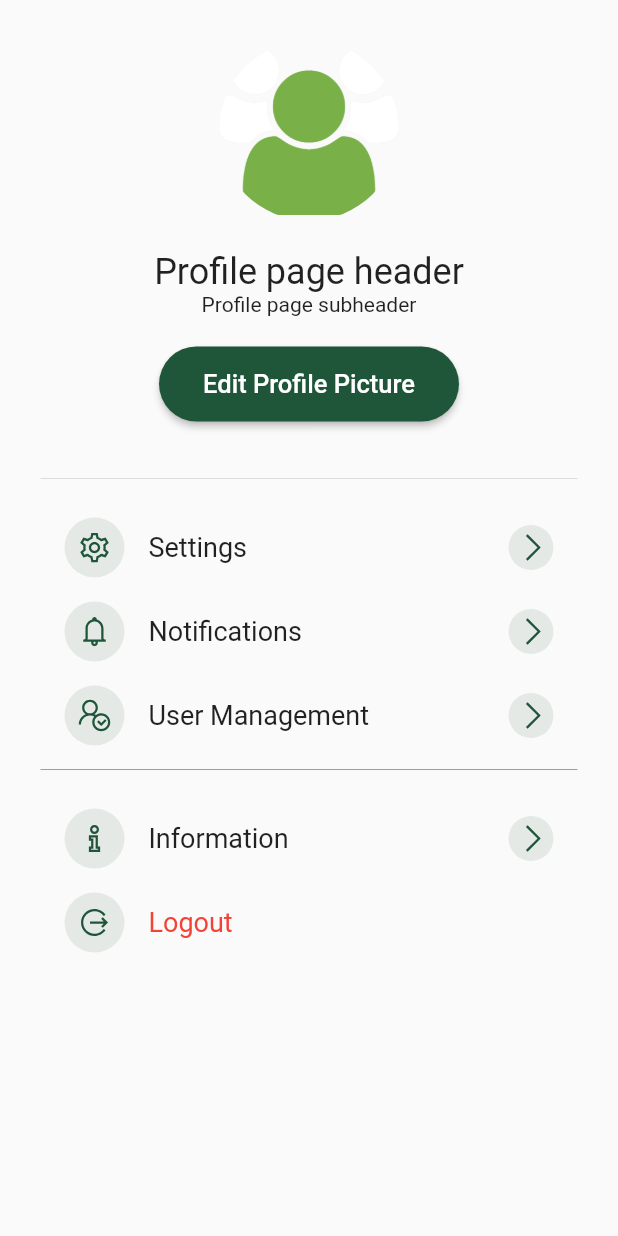
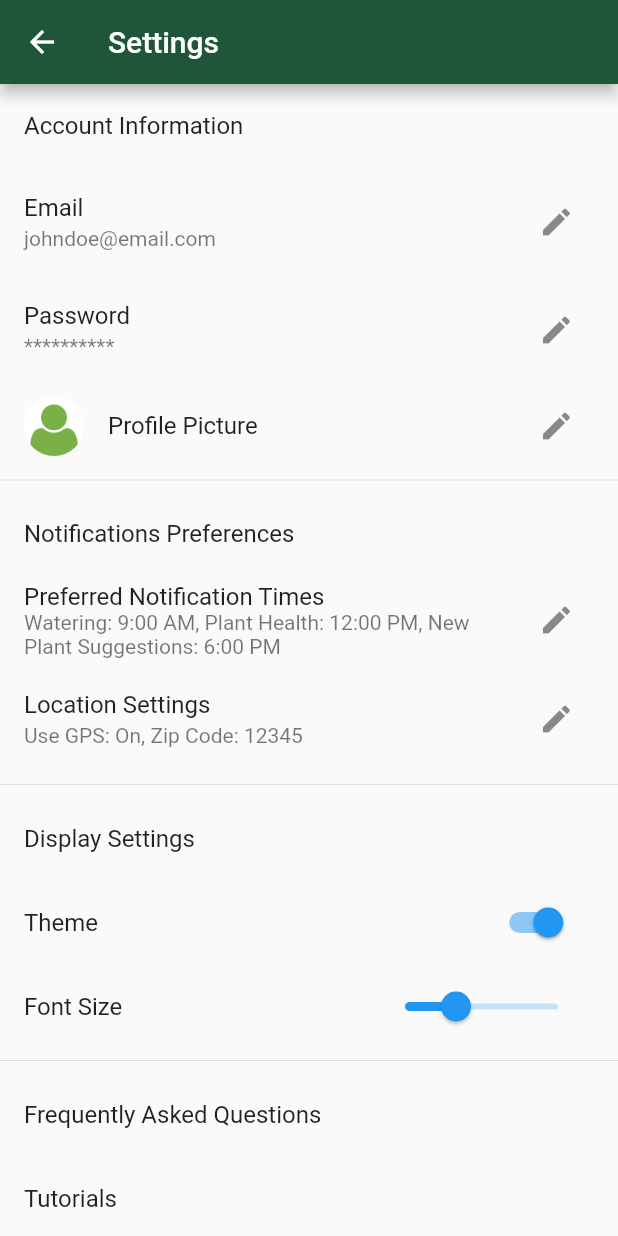
Before and after one commit to Ido-Grossman/Plant-It-App, a Flutter app: the MyProfile screen opened directly, after a tap on "Settings", on a phone screen of 412 x 824 dp. Run offline on Flutter 3.47's test engine with Material 2 defaults, Android fonts, the phone set to English and light mode, and no system bars; our stand-ins replace animated_bottom_navigation_bar, firebase_auth, firebase_core, flutter_signin_button, flutter_spinkit, fluttertoast and 5 more; missing offline and left inert: flutter_exif_rotation, flutter_gifimage; accounts and stored records are empty; network calls fail.

Commit message:
remove user management and notifications screen, add setting screen with all of the above

```diff
--- a/Frontend/lib/menu/profileScreen.dart
+++ b/Frontend/lib/menu/profileScreen.dart
@@ -1,6 +1,7 @@
 import 'package:flutter/material.dart';
 import 'package:frontend/constants.dart';
 import 'package:frontend/settings/editProfilePhoto.dart';
+import 'package:frontend/settings/settings.dart';
 import 'package:line_awesome_flutter/line_awesome_flutter.dart';
 import 'package:page_transition/page_transition.dart';
 import 'package:provider/provider.dart';
@@ -130,17 +131,13 @@ class _MyProfileState extends State<MyProfile> {
             ProfileMenuOption(
               title: 'Settings',
               icon: LineAwesomeIcons.cog,
-              onPress: () {},
-            ),
-            ProfileMenuOption(
-              title: 'Notifications',
-              icon: LineAwesomeIcons.bell,
-              onPress: () {},
-            ),
-            ProfileMenuOption(
-              title: 'User Management',
-              icon: LineAwesomeIcons.user_check,
-              onPress: () {},
+              onPress: () {
+                Navigator.push(
+                    context,
+                    PageTransition(
+                        child: const SettingsScreen(),
+                        type: PageTransitionType.rightToLeft));
+              },
             ),
             const Divider(
               color: Colors.grey,
--- /dev/null
+++ b/Frontend/lib/settings/settings.dart
@@ -0,0 +1,145 @@
+import 'package:flutter/material.dart';
+import 'package:frontend/constants.dart';
+
+class SettingsScreen extends StatelessWidget {
+  const SettingsScreen({super.key});
+
+  @override
+  Widget build(BuildContext context) {
+    return Scaffold(
+      appBar: AppBar(
+        title: Text('Settings'),
+        backgroundColor: Consts.primaryColor,
+      ),
+      body: ListView(
+        children: [
+          ListTile(title: Text('Account Information')),
+          ListTile(
+            title: Text('Email'),
+            subtitle: Text('johndoe@email.com'),
+            trailing: SizedBox(
+              width: 50,
+              child: IconButton(
+                icon: Icon(Icons.edit),
+                onPressed: () {
+                  // Edit email
+                },
+              ),
+            ),
+          ),
+          ListTile(
+            title: Text('Password'),
+            subtitle: Text('**********'),
+            trailing: SizedBox(
+              width: 50,
+              child: IconButton(
+                icon: Icon(Icons.edit),
+                onPressed: () {
+                  // Edit password
+                },
+              ),
+            ),
+          ),
+          ListTile(
+            title: Text('Profile Picture'),
+            leading: CircleAvatar(
+              backgroundImage: AssetImage('assets/default-profile.png'),
+              backgroundColor: Colors.white,
+            ),
+            trailing: SizedBox(
+              width: 50,
+              child: IconButton(
+                icon: Icon(Icons.edit),
+                onPressed: () {
+                  // Edit profile picture
+                },
+              ),
+            ),
+          ),
+          Divider(),
+          ListTile(title: Text('Notifications Preferences')),
+          ListTile(
+            title: Text('Preferred Notification Times'),
+            subtitle: Text(
+                'Watering: 9:00 AM, Plant Health: 12:00 PM, New Plant Suggestions: 6:00 PM'),
+            trailing: SizedBox(
+              width: 50,
+              child: IconButton(
+                icon: Icon(Icons.edit),
+                onPressed: () {
+                  // Edit preferred notification times
+                },
+              ),
+            ),
+          ),
+          ListTile(
+            title: Text('Location Settings'),
+            subtitle: Text('Use GPS: On, Zip Code: 12345'),
+            trailing: SizedBox(
+              width: 50,
+              child: IconButton(
+                icon: Icon(Icons.edit),
+                onPressed: () {
+                  // Edit location settings
+                },
+              ),
+            ),
+          ),
+          Divider(),
+          ListTile(title: Text('Display Settings')),
+          ListTile(
+            title: Text('Theme'),
+            trailing: SizedBox(
+              width: 80,
+              child: Switch(
+                value: true, // Change this value based on the selected theme
+                onChanged: (bool value) {
+                  // Toggle between light and dark mode
+                },
+              ),
+            ),
+          ),
+          ListTile(
+            title: Text('Font Size'),
+            trailing: SizedBox(
+              width: 150,
+              child: Slider(
+                min: 12,
+                max: 24,
+                value: 16, // Change this value based on the selected font size
+                onChanged: (double value) {
+                  // Adjust font size
+                },
+              ),
+            ),
+          ),
+          Divider(),
+          ListTile(
+            title: Text('Frequently Asked Questions'),
+            onTap: () {
+              // Access FAQ
+            },
+          ),
+          ListTile(
+            title: Text('Tutorials'),
+            onTap: () {
+              // Access video and text tutorials
+            },
+          ),
+          ListTile(
+            title: Text('Report a Bug'),
+            onTap: () {
+              // Submit a bug report
+            },
+          ),
+          ListTile(
+            title: Text('Contact Support'),
+            onTap: () {
+              // Access support contact options
+            },
+          ),
+        ],
+      ),
+    );
+  }
+}
```
